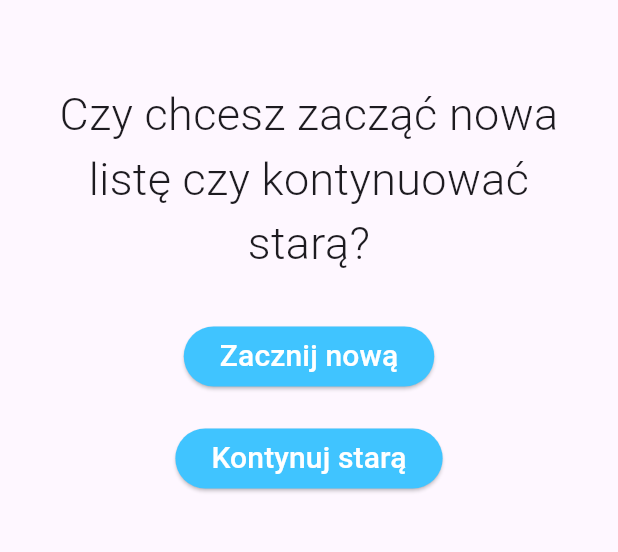
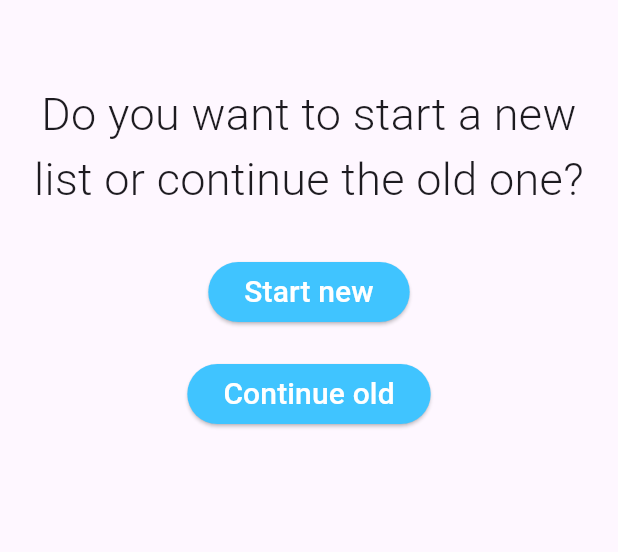
Before and after one commit to JopeKK/AppToDo, a Flutter app: the screen it shows after launch, on a phone screen of 412 x 824 dp, the part 71-623 px from its top. Run offline on Flutter 3.47's test engine with Material 3 defaults, Android fonts, the phone set to English and light mode, and no system bars; our stand-ins replace bloc, equatable, flutter_bloc, shared_preferences; generated files the repository leaves out were written again.

Commit message:
version 1.2

```diff
--- a/lib/bloc/todo_bloc.dart
+++ b/lib/bloc/todo_bloc.dart
@@ -34,6 +34,7 @@ class ToDoBloc extends Bloc<ToDoEvent, ToDoState> {
     for (var i = 0; i < items.length; i++) {
       if (items[i].title == event.title) {
         //no bo on jest final i co tu zrobic
+        //copy with
         items[i] = ToDoModel(
             title: items[i].title,
             description: items[i].description,
--- a/lib/main.dart
+++ b/lib/main.dart
@@ -3,6 +3,7 @@ import 'package:flutter_bloc/flutter_bloc.dart';
 import 'package:to_do_app/bloc/todo_bloc.dart';
 import 'package:to_do_app/data/todo_repository.dart';
 import 'package:to_do_app/pages/todolist.dart';
+import 'package:flutter_gen/gen_l10n/app_localizations.dart';
 
 void main() {
   runApp(const MyApp());
@@ -15,6 +16,8 @@ class MyApp extends StatelessWidget {
   Widget build(BuildContext context) {
     return MaterialApp(
       debugShowCheckedModeBanner: false,
+      localizationsDelegates: AppLocalizations.localizationsDelegates,
+      supportedLocales: AppLocalizations.supportedLocales,
       home: BlocProvider(
         create: (context) => ToDoBloc(TodoRepository()),
         child: const Todolist(),
--- a/lib/pages/todolist.dart
+++ b/lib/pages/todolist.dart
@@ -2,6 +2,10 @@ import 'package:flutter/material.dart';
 import 'package:flutter_bloc/flutter_bloc.dart';
 import 'package:to_do_app/bloc/todo_bloc.dart';
 import 'package:to_do_app/data/model/todo.dart';
+import 'package:to_do_app/pages/widgets/elevatedButton.dart';
+import 'package:to_do_app/pages/widgets/text.dart';
+import 'package:to_do_app/pages/widgets/textField.dart';
+import 'package:flutter_gen/gen_l10n/app_localizations.dart';
 
 class Todolist extends StatelessWidget {
   const Todolist({super.key});
@@ -10,9 +14,9 @@ class Todolist extends StatelessWidget {
   Widget build(BuildContext context) {
     return Scaffold(
       appBar: AppBar(
-        title: const Text(
-          'To Do App',
-          style: TextStyle(
+        title: Text(
+          AppLocalizations.of(context)!.toDoApp,
+          style: const TextStyle(
             fontWeight: FontWeight.bold,
             fontSize: 30,
           ),
@@ -23,24 +27,16 @@ class Todolist extends StatelessWidget {
         padding: const EdgeInsets.symmetric(vertical: 16),
         alignment: Alignment.center,
         child: BlocBuilder<ToDoBloc, ToDoState>(
-          //no tutaj czy mamy 1 stan czy jak to powinno byc trzeb sie zastanowic
           builder: (context, state) {
             if (state is ToDoInitial) {
-              return StartScreen();
+              return const StartScreen();
             } else if (state is ToDoListView) {
-              //no i jakos dodac to menu ma gorze tu;
-              return toDolistReady(context, state.items);
+              return buildListScreen(context, state.items);
             }
-            return const Text('Problem');
+            return Text(AppLocalizations.of(context)!.problem);
           },
         ),
       ),
-    );
-  }
-
-  Widget buildInitail() {
-    return const Center(
-      child: BuildInitail(),
     );
   }
 
@@ -50,10 +46,95 @@ class Todolist extends StatelessWidget {
     );
   }
 
-  Column toDolistReady(BuildContext context, List<ToDoModel> items) {
+  Widget buildListScreen(BuildContext context, List<ToDoModel> items) {
+    return Center(
+      child: ListScreen(items: items),
+    );
+  }
+}
+
+class StartScreen extends StatelessWidget {
+  const StartScreen({super.key});
+
+  @override
+  Widget build(BuildContext context) {
+    return Padding(
+        padding: const EdgeInsets.symmetric(horizontal: 20),
+        child: Column(
+          children: [
+            const SizedBox(
+              height: 30,
+            ),
+            Center(
+              child: MyText(
+                mytext: AppLocalizations.of(context)!.startNewOrOld,
+                size: 30,
+              ),
+            ),
+            const SizedBox(
+              height: 30,
+            ),
+            MyElevatedButton(
+              myText: AppLocalizations.of(context)!.startNew,
+              myColor: Colors.lightBlueAccent,
+              onPressed: () => removeAll(context, 0),
+            ),
+            const SizedBox(
+              height: 20,
+            ),
+            MyElevatedButton(
+              myText: AppLocalizations.of(context)!.continueOld,
+              myColor: Colors.lightBlueAccent,
+              onPressed: () => continueOldOne(context, 0),
+            ),
+          ],
+        ));
+  }
+
+  void removeAll(BuildContext context, value) {
+    final toDoBloc = BlocProvider.of<ToDoBloc>(context);
+    toDoBloc.add(const RemoveAll());
+  }
+
+  void continueOldOne(BuildContext context, value) {
+    final toDoBloc = BlocProvider.of<ToDoBloc>(context);
+    toDoBloc.add(const ContinueOldOne());
+  }
+}
+
+class ListScreen extends StatelessWidget {
+  final List<ToDoModel> items;
+
+  const ListScreen({
+    super.key,
+    required this.items,
+  });
+
+  @override
+  Widget build(BuildContext context) {
     return Column(
       children: [
-        const BuildInitail(),
+        Padding(
+            padding: const EdgeInsets.symmetric(horizontal: 20),
+            child: Column(children: [
+              const SizedBox(
+                height: 30,
+              ),
+              Container(
+                margin: const EdgeInsets.only(top: 5, left: 30, right: 30),
+                decoration: BoxDecoration(boxShadow: [
+                  BoxShadow(
+                    color: Colors.black.withOpacity(0.11),
+                    blurRadius: 40,
+                    spreadRadius: 0.0,
+                  )
+                ]),
+                child: MyTextField(
+                    myHintText: AppLocalizations.of(context)!.cleanRoom,
+                    suffixIcon: const Icon(Icons.add),
+                    onSubmitted: (value) => submitToDo(context, value)),
+              ),
+            ])),
         const SizedBox(
           height: 30,
         ),
@@ -99,7 +180,6 @@ class Todolist extends StatelessWidget {
                       const SizedBox(
                         width: 20,
                       ),
-                      //Text(item.description),
                     ],
                   ),
                 ),
@@ -107,135 +187,13 @@ class Todolist extends StatelessWidget {
             },
           ),
         ),
-        ElevatedButton(
+        MyElevatedButton(
+          myText: AppLocalizations.of(context)!.removeAll,
+          myColor: Colors.red,
           onPressed: () => removeAll(context, 0),
-          style: ElevatedButton.styleFrom(backgroundColor: Colors.red),
-          child: const Text(
-            'Usun wszystko',
-            style: TextStyle(color: Colors.white, fontSize: 20),
-          ),
         ),
       ],
     );
-  }
-
-  void removeAll(BuildContext context, value) {
-    final toDoBloc = BlocProvider.of<ToDoBloc>(context);
-    toDoBloc.add(const RemoveAll());
-  }
-}
-
-class StartScreen extends StatelessWidget {
-  const StartScreen({super.key});
-
-  @override
-  Widget build(BuildContext context) {
-    return Padding(
-        padding: const EdgeInsets.symmetric(horizontal: 20),
-        child: Column(
-          children: [
-            const SizedBox(
-              height: 30,
-            ),
-            const Center(
-              child: Text(
-                'Czy chcesz zacząć nowa listę czy kontynuować starą?',
-                textAlign: TextAlign.center,
-                style: TextStyle(
-                  fontWeight: FontWeight.w300,
-                  fontSize: 30,
-                ),
-              ),
-            ),
-            const SizedBox(
-              height: 30,
-            ),
-            ElevatedButton(
-              onPressed: () => removeAll(context, 0),
-              style: ElevatedButton.styleFrom(
-                  backgroundColor: Colors.lightBlueAccent),
-              child: const Text(
-                'Zacznij nową',
-                style: TextStyle(color: Colors.white, fontSize: 20),
-              ),
-            ),
-            const SizedBox(
-              height: 20,
-            ),
-            ElevatedButton(
-              onPressed: () => continueOldOne(context, 0),
-              style: ElevatedButton.styleFrom(
-                  backgroundColor: Colors.lightBlueAccent),
-              child: const Text(
-                'Kontynuj starą',
-                style: TextStyle(color: Colors.white, fontSize: 20),
-              ),
-            ),
-          ],
-        ));
-  }
-
-  void removeAll(BuildContext context, value) {
-    final toDoBloc = BlocProvider.of<ToDoBloc>(context);
-    toDoBloc.add(const RemoveAll());
-  }
-
-  void continueOldOne(BuildContext context, value) {
-    final toDoBloc = BlocProvider.of<ToDoBloc>(context);
-    toDoBloc.add(const ContinueOldOne());
-  }
-}
-
-// Container(
-//             margin: const EdgeInsets.only(top: 5, left: 30, right: 30),
-//             decoration: BoxDecoration(boxShadow: [
-//               BoxShadow(
-//                 color: Colors.black.withOpacity(0.11),
-//                 blurRadius: 40,
-//                 spreadRadius: 0.0,
-//               )
-//             ]),
-//           ),
-
-class BuildInitail extends StatelessWidget {
-  const BuildInitail({super.key});
-
-  @override
-  Widget build(BuildContext context) {
-    return Padding(
-        padding: const EdgeInsets.symmetric(horizontal: 20),
-        child: Column(children: [
-          const SizedBox(
-            height: 30,
-          ),
-          Container(
-            margin: const EdgeInsets.only(top: 5, left: 30, right: 30),
-            decoration: BoxDecoration(boxShadow: [
-              BoxShadow(
-                color: Colors.black.withOpacity(0.11),
-                blurRadius: 40,
-                spreadRadius: 0.0,
-              )
-            ]),
-            child: toDoTextInput(context),
-          ),
-        ]));
-  }
-
-  TextField toDoTextInput(BuildContext context) {
-    return TextField(
-      onSubmitted: (value) => submitToDo(context, value),
-      decoration: InputDecoration(
-        hintText: 'Clean room',
-        filled: true,
-        fillColor: Colors.white,
-        border: OutlineInputBorder(
-            borderRadius: BorderRadius.circular(20),
-            borderSide: BorderSide.none),
-        suffixIcon: const Icon(Icons.add),
-      ),
-    );
-  }
   }
 
   void submitToDo(BuildContext context, String value) {
@@ -252,3 +210,9 @@ void removeToDo(BuildContext context, value) {
     final toDoBloc = BlocProvider.of<ToDoBloc>(context);
     toDoBloc.add(RemoveToDo(value));
   }
+
+  void removeAll(BuildContext context, value) {
+    final toDoBloc = BlocProvider.of<ToDoBloc>(context);
+    toDoBloc.add(const RemoveAll());
+  }
+}
--- /dev/null
+++ b/lib/pages/widgets/elevatedButton.dart
@@ -0,0 +1,26 @@
+import 'package:flutter/material.dart';
+
+class MyElevatedButton extends StatelessWidget {
+  final String myText;
+  final Color myColor;
+  final VoidCallback onPressed;
+
+  const MyElevatedButton({
+    super.key,
+    required this.myText,
+    required this.myColor,
+    required this.onPressed,
+  });
+
+  @override
+  Widget build(BuildContext context) {
+    return ElevatedButton(
+      onPressed: onPressed,
+      style: ElevatedButton.styleFrom(backgroundColor: myColor),
+      child: Text(
+        myText,
+        style: const TextStyle(color: Colors.white, fontSize: 20),
+      ),
+    );
+  }
+}
--- /dev/null
+++ b/lib/pages/widgets/text.dart
@@ -0,0 +1,24 @@
+import 'package:flutter/material.dart';
+
+class MyText extends StatelessWidget {
+  final String mytext;
+  final double size;
+
+  const MyText({
+    super.key,
+    required this.mytext,
+    required this.size,
+  });
+
+  @override
+  Widget build(BuildContext context) {
+    return Text(
+      mytext,
+      textAlign: TextAlign.center,
+      style: TextStyle(
+        fontWeight: FontWeight.w300,
+        fontSize: size,
+      ),
+    );
+  }
+}
```
Also changed, not shown: lib/l10n/app_en.arb (added, +17 -0 lines), lib/l10n/app_pl.arb (added, +17 -0 lines), lib/pages/widgets/textField.dart (added, +30 -0 lines), pubspec.yaml (+8 -3 lines), pubspec.lock, 2 other files. Lines whose indentation alone changed are shown as unchanged.
